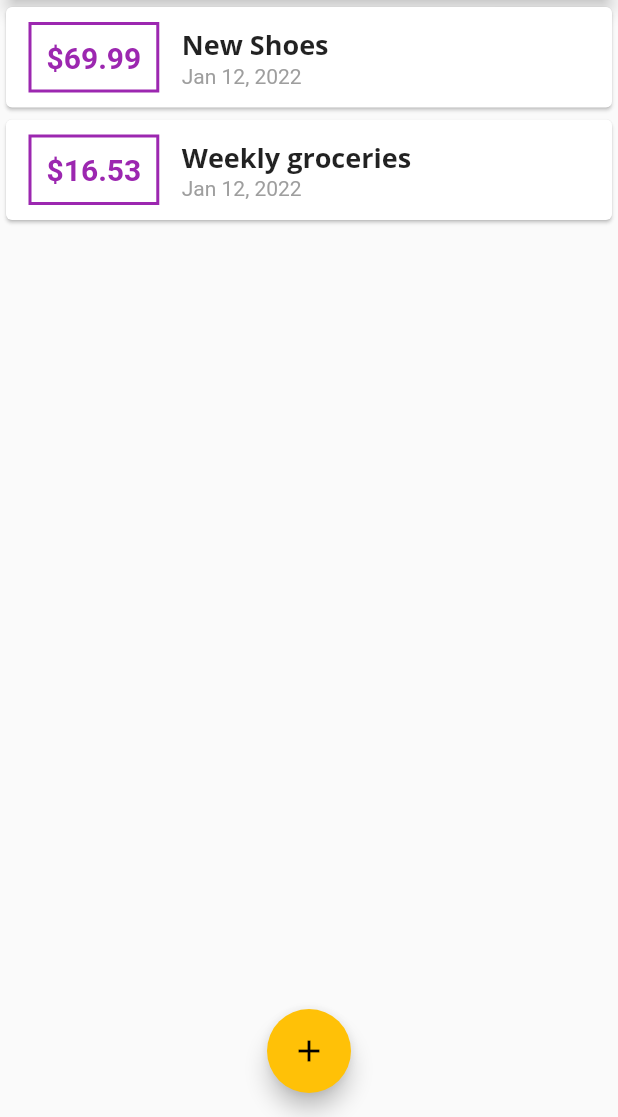
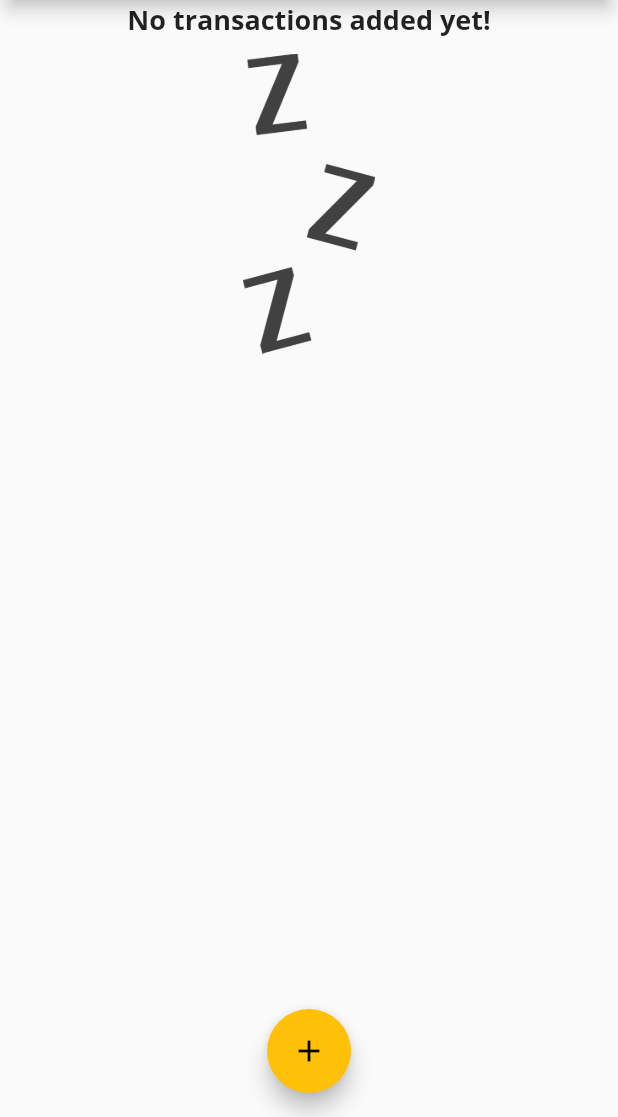
Before and after one commit to GaldinoAllan/expensesApp-Flutter, a Flutter app: the screen it shows after launch, on a phone screen of 412 x 824 dp, the part 119-1236 px from its top. Run offline on Flutter 3.47's test engine with Material 2 defaults, Android fonts, the phone set to English and light mode, and no system bars.

Commit message:
feature: now transactions image

```diff
--- a/lib/main.dart
+++ b/lib/main.dart
@@ -45,18 +45,18 @@ class MyHomePage extends StatefulWidget {
 
 class _MyHomePageState extends State<MyHomePage> {
   final List<Transaction> _userTransactions = [
-    Transaction(
-      id: "1",
-      title: "New Shoes",
-      amount: 69.99,
-      date: DateTime.now(),
-    ),
-    Transaction(
-      id: "2",
-      title: "Weekly groceries",
-      amount: 16.53,
-      date: DateTime.now(),
-    ),
+    // Transaction(
+    //   id: "1",
+    //   title: "New Shoes",
+    //   amount: 69.99,
+    //   date: DateTime.now(),
+    // ),
+    // Transaction(
+    //   id: "2",
+    //   title: "Weekly groceries",
+    //   amount: 16.53,
+    //   date: DateTime.now(),
+    // ),
   ];
 
   void _addNewTransaction(String txTitle, double txAmount) {
--- a/lib/widgets/transaction_list.dart
+++ b/lib/widgets/transaction_list.dart
@@ -11,7 +11,24 @@ class TransactionList extends StatelessWidget {
   Widget build(BuildContext context) {
     return SizedBox(
       height: 300,
-      child: ListView.builder(
+      child: transactions.isEmpty
+          ? Column(
+              children: [
+                Text(
+                  'No transactions added yet!',
+                  style: Theme.of(context).textTheme.headline6,
+                ),
+                const SizedBox(height: 10),
+                SizedBox(
+                  height: 200,
+                  child: Image.asset(
+                    'assets/images/waiting.png',
+                    fit: BoxFit.cover,
+                  ),
+                ),
+              ],
+            )
+          : ListView.builder(
               itemBuilder: (ctx, index) {
                 return Card(
                   child: Row(
--- a/pubspec.yaml
+++ b/pubspec.yaml
@@ -23,6 +23,9 @@ flutter:
 
   uses-material-design: true
 
+  assets:
+  - assets/images/waiting.png
+
   fonts:
     - family: OpenSans
       fonts:
```
Also changed, not shown: assets/images/waiting.png (added). Lines whose indentation alone changed are shown as unchanged.
